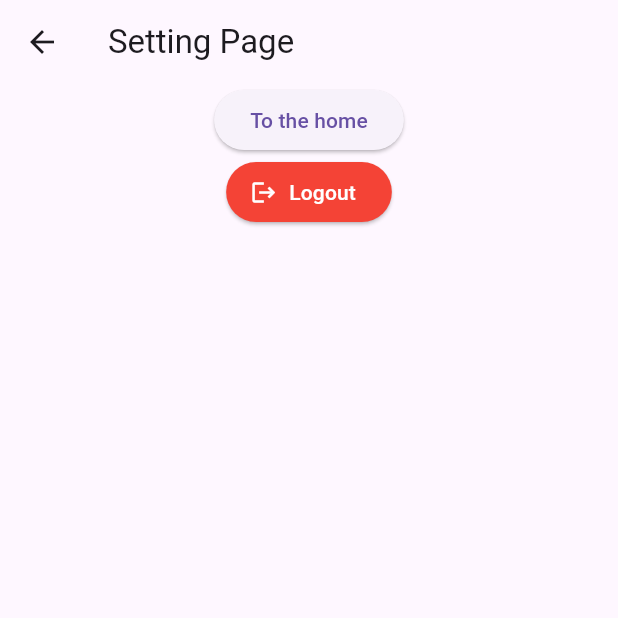
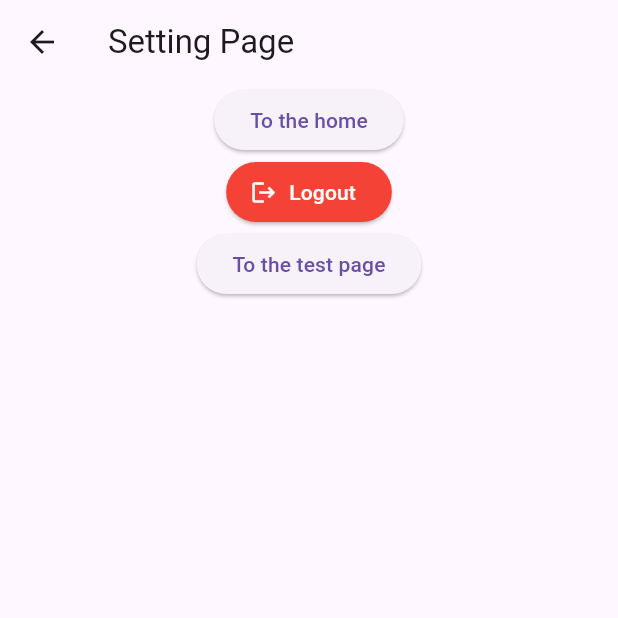
Before and after one commit to ArtKaplan/BioMedWearables, a Flutter app: the HomePage screen opened directly, after a tap on "To the settings", on a phone screen of 412 x 824 dp, the top half of it. Run offline on Flutter 3.47's test engine with Material 3 defaults, Android fonts, the phone set to English and light mode, and no system bars; our stand-ins replace shared_preferences; accounts and stored records are empty.

```diff
--- a/the_app/lib/screens/homePage.dart
+++ b/the_app/lib/screens/homePage.dart
@@ -2,47 +2,76 @@ import 'package:flutter/material.dart';
 import 'package:the_app/screens/profilePage.dart';
 import 'package:the_app/screens/settingsPage.dart';
 import 'package:the_app/screens/hikesPage.dart';
+import 'package:the_app/utils/loginStatus.dart';
+import 'package:the_app/screens/sessionExpiredPage.dart';
+
 
 class HomePage extends StatelessWidget {
-  HomePage({Key? key}) : super(key: key);
+  const HomePage({super.key});
 
-  static const routename = 'Homepage';
+  Future<LoginStatus> _checkStatus() => checkLoginStatus();
 
   @override
   Widget build(BuildContext context) {
-    print('${HomePage.routename} built');
+    return FutureBuilder<LoginStatus>(
+      future: _checkStatus(),
+      builder: (context, snapshot) {
+        if (!snapshot.hasData) {
+          return const Scaffold(
+            body: Center(child: CircularProgressIndicator()),
+          );
+        }
+
+        if (snapshot.data == LoginStatus.expired) {
+          WidgetsBinding.instance.addPostFrameCallback((_) {
+            Navigator.pushAndRemoveUntil(
+              context,
+              MaterialPageRoute(builder: (_) => const SessionExpiredPage()),
+              (route) => false,
+            );
+          });
+          return const SizedBox();// empty placeholder
+        }
+
+        return _buildHomeScreen(context);// the normal homescreen, when logged in
+      },
+    );
+  }
+
+  Widget _buildHomeScreen(BuildContext context) {
     return Scaffold(
-      appBar: AppBar(title: Text(HomePage.routename)),
+      appBar: AppBar(title: const Text('Home Page')),
       body: Center(
         child: Column(
           mainAxisAlignment: MainAxisAlignment.center,
           children: [
+
             ElevatedButton(
-              child: Text('To the profile'),
+              child: const Text('To the profile'),
               onPressed: () {
                 Navigator.push(
                   context,
-                  MaterialPageRoute(builder: (context) => ProfilePage()),
+                  MaterialPageRoute(builder: (_) => const ProfilePage()),
                 );
               },
             ),
 
             ElevatedButton(
-              child: Text('To the hikes'),
+              child: const Text('To the hikes'),
               onPressed: () {
                 Navigator.push(
                   context,
-                  MaterialPageRoute(builder: (context) => HikesPage()),
+                  MaterialPageRoute(builder: (_) => const HikesPage()),
                 );
               },
             ),
 
             ElevatedButton(
-              child: Text('To the settings'),
+              child: const Text('To the settings'),
               onPressed: () {
                 Navigator.push(
                   context,
-                  MaterialPageRoute(builder: (context) => SettingsPage()),
+                  MaterialPageRoute(builder: (_) => const SettingsPage()),
                 );
               },
             ),
@@ -50,5 +79,5 @@ class HomePage extends StatelessWidget {
         ),
       ),
     );
-  } //build
-} //HomePage
+  }
+}
--- a/the_app/lib/screens/settingsPage.dart
+++ b/the_app/lib/screens/settingsPage.dart
@@ -1,4 +1,5 @@
 import 'package:flutter/material.dart';
+import 'package:the_app/screens/testPage.dart';
 import 'package:the_app/widgets/logoutButton.dart';
 
 class SettingsPage extends StatelessWidget {
@@ -17,7 +18,18 @@ class SettingsPage extends StatelessWidget {
                 Navigator.pop(context);
               },
             ),
+
             LogoutButton(),
+
+            ElevatedButton(
+              child: Text('To the test page'),
+              onPressed: () {
+                Navigator.push(
+                  context,
+                  MaterialPageRoute(builder: (context) => TestPage()),
+                );
+              },
+            ),
           ],
         ),
       ),
--- /dev/null
+++ b/the_app/lib/utils/loginStatus.dart
@@ -0,0 +1,21 @@
+import 'package:shared_preferences/shared_preferences.dart';
+
+enum LoginStatus { loggedIn, loggedOut, expired }
+
+Future<LoginStatus> checkLoginStatus() async {
+  final sp = await SharedPreferences.getInstance();
+  final bool isLoggedIn = sp.getBool('login_status') ?? false;
+  final String? lastLoginString = sp.getString('last_login');
+
+  if (!isLoggedIn || lastLoginString == null) return LoginStatus.loggedOut;
+
+  final DateTime lastLogin = DateTime.parse(lastLoginString);
+  final int daysSince = DateTime.now().difference(lastLogin).inDays;
+
+  if (daysSince > 30) {
+    await sp.setBool('login_status', false); // Invalidate session
+    return LoginStatus.expired;
+  }
+
+  return LoginStatus.loggedIn;
+}
```
Also changed, not shown: the_app/lib/main.dart (+15 -19 lines), the_app/lib/screens/loginPage.dart (+13 -4 lines), the_app/lib/screens/sessionExpiredPage.dart (added, +45 -0 lines), the_app/lib/screens/testPage.dart (added, +38 -0 lines), the_app/lib/widgets/LoginStatusButton.dart (added, +41 -0 lines), the_app/lib/widgets/testExpiracyDateButton.dart (added, +27 -0 lines), 1 other file.
